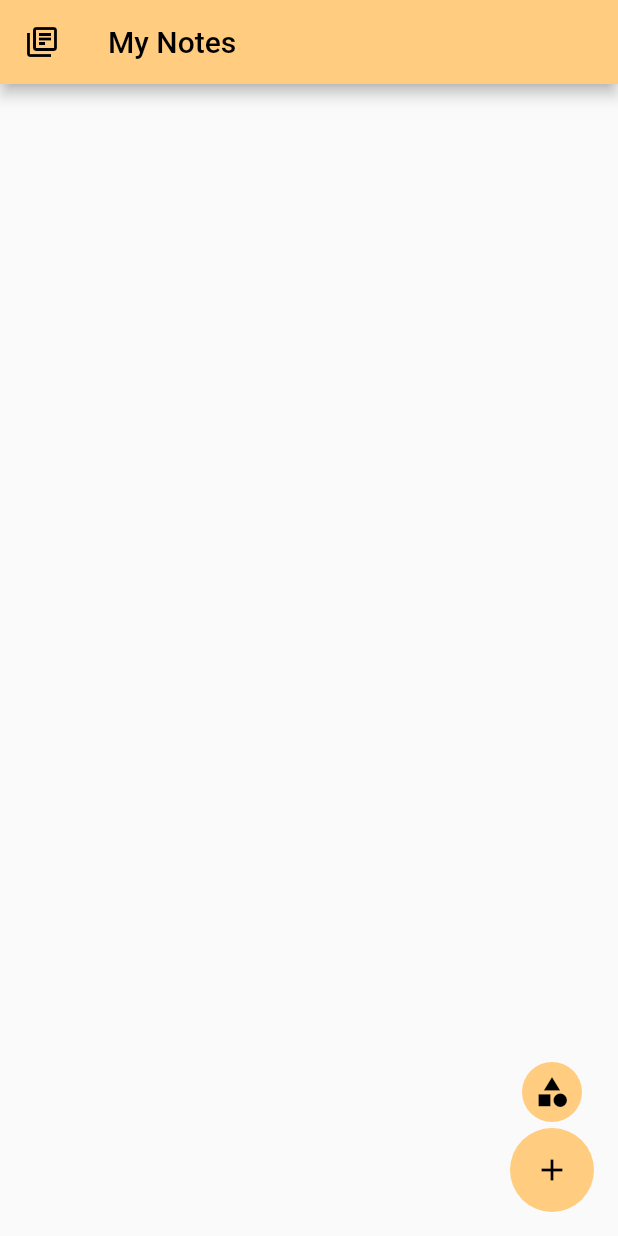
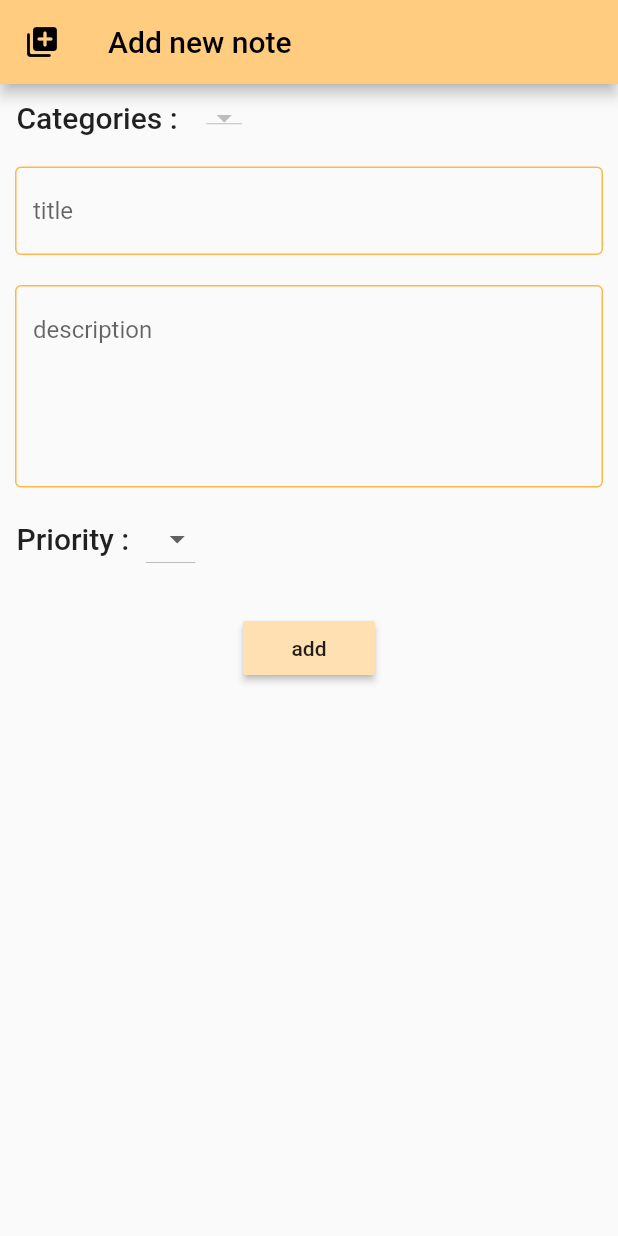
Before and after one commit to tubakocabiyik0/note-app, a Flutter app: the screen it shows after launch, after a tap on the "add" icon, on a phone screen of 412 x 824 dp. Run offline on Flutter 3.47's test engine with Material 2 defaults, Android fonts, the phone set to English and light mode, and no system bars; our stand-ins replace sqflite; accounts and stored records are empty.

Commit message:
new note add page created

```diff
--- a/lib/Model/notes.dart
+++ b/lib/Model/notes.dart
@@ -48,7 +48,7 @@ class Notes{
     Map map= new Map<String,dynamic>();
     map['notesTitle']=_title;
     map['notesId']=_id;
-    map['notesDesc']=_desc;
+    map['noteDesc']=_desc;
     map['priority']=_priority;
     map['date']=_date;
     map['categoryId']=_categoryId;
@@ -58,7 +58,7 @@ class Notes{
    Notes.fromMap(Map<String,dynamic> map){
    this._id=map['notesId'];
    this._title=map['notesTitle'];
-   this._desc=map['notesDesc'];
+   this._desc=map['noteDesc'];
    this._priority=map['priority'];
    this._date=map['date'];
    this._categoryId=map['categoryId'];
--- a/lib/main.dart
+++ b/lib/main.dart
@@ -1,5 +1,7 @@
 import 'package:flutter/material.dart';
+import 'package:notes_app/pages/category_page.dart';
 import 'package:notes_app/pages/home_page.dart';
+import 'package:notes_app/pages/notadd_page.dart';
 
 void main() {
   runApp(MyApp());
@@ -13,6 +15,7 @@ class MyApp extends StatelessWidget {
        debugShowCheckedModeBanner: false,
        routes: {
          '/HomePage':(contex)=>HomePage(),
+         '/CategoryPage':(contex)=>CategoryPage(),
        },
       initialRoute: '/HomePage',
 
--- a/lib/pages/category_page.dart
+++ b/lib/pages/category_page.dart
@@ -1,16 +1,24 @@
 import 'package:flutter/cupertino.dart';
+import 'package:flutter/material.dart';
 
 class CategoryPage extends StatefulWidget{
   @override
   State<StatefulWidget> createState() {
-    // TODO: implement createState
-    throw UnimplementedError();
+  return StateCategory();
   }
 
 }
 class StateCategory extends State<CategoryPage>{
   @override
   Widget build(BuildContext context) {
+    return Scaffold(
+    appBar:AppBar(
+      backgroundColor: Colors.orange.shade300,
+      title: Text("Category",style: TextStyle(color: Colors.black),),
+      leading: Icon(Icons.category,color: Colors.black,),
+
+    ),
+    );
 
   }
 
--- a/lib/pages/home_page.dart
+++ b/lib/pages/home_page.dart
@@ -1,6 +1,8 @@
 import 'package:flutter/cupertino.dart';
 import 'package:flutter/material.dart';
 import 'package:flutter/rendering.dart';
+import 'package:notes_app/Model/category.dart';
+import 'package:notes_app/pages/notadd_page.dart';
 import 'package:notes_app/utils/db_helper.dart';
 
 class HomePage extends StatefulWidget {
@@ -11,13 +13,33 @@ class HomePage extends StatefulWidget {
 }
 
 class StateHome extends State<HomePage> {
+  var ScaffKey = GlobalKey<ScaffoldState>();
   DatabaseHelper databaseHelper = new DatabaseHelper();
-  TextEditingController text;
+  var text = TextEditingController();
+  List categories;
+
+  @override
+  void initState() {
+    // TODO: implement initState
+    super.initState();
+    categories = new List<Category>();
+    databaseHelper.getAllCategory().then((value) {
+      for(Map getCategory in value ){
+        categories.add(Category.fromMap(getCategory));
+      }
+    });
+
+
+
+  }
 
   @override
   Widget build(BuildContext context) {
     databaseHelper.getAllCategory();
+    var btn1;
+    var btn2;
     return Scaffold(
+      key: ScaffKey,
       appBar: AppBar(
         backgroundColor: Colors.orange.shade200,
         title: Text(
@@ -33,6 +55,7 @@ class StateHome extends State<HomePage> {
         mainAxisAlignment: MainAxisAlignment.end,
         children: [
           FloatingActionButton(
+            heroTag: btn2,
             onPressed: () {
               showDialog(
                   context: context,
@@ -67,7 +90,10 @@ class StateHome extends State<HomePage> {
                                   ),
                                 ),
                                 RaisedButton(
-                                  onPressed: () {},
+                                  onPressed: () {
+                                    categoryAdd(Category(text.text));
+                                    Navigator.pop(context);
+                                  },
                                   color: Colors.orange.shade100,
                                   child: Text("add"),
                                 ),
@@ -87,7 +113,10 @@ class StateHome extends State<HomePage> {
             ),
           ),
           FloatingActionButton(
-            onPressed: () {},
+            heroTag: btn1,
+            onPressed: () {
+              Navigator.push(context,MaterialPageRoute(builder: (context)=>NoteAddPAge("Add new note")));
+            },
             elevation: 0,
             tooltip: "new note",
             backgroundColor: Colors.orange.shade200,
@@ -101,4 +130,19 @@ class StateHome extends State<HomePage> {
       body: Container(),
     );
   }
+
+  void categoryAdd(Category category) async {
+    var addedCategory = await databaseHelper.addCategory(category);
+
+    if (addedCategory > 0) {
+      ScaffKey.currentState.showSnackBar(SnackBar(
+        content: Text("category added"),
+        duration: Duration(seconds: 2),
+      ));
+      setState(() {
+        categories.insert(0, Category.withID(text.text, addedCategory));
+      });
+
+    }
+  }
 }
--- /dev/null
+++ b/lib/pages/notadd_page.dart
@@ -0,0 +1,195 @@
+import 'package:flutter/cupertino.dart';
+import 'package:flutter/material.dart';
+import 'package:notes_app/Model/category.dart';
+import 'package:notes_app/Model/notes.dart';
+import 'package:notes_app/utils/db_helper.dart';
+
+class NoteAddPAge extends StatefulWidget {
+  String barTitle;
+
+  NoteAddPAge(this.barTitle);
+
+  @override
+  State<StatefulWidget> createState() {
+    return StateAdd();
+  }
+}
+
+class StateAdd extends State<NoteAddPAge> {
+  var keyScaff= GlobalKey<ScaffoldState>();
+  DatabaseHelper databaseHelper = new DatabaseHelper();
+  List<Category> categories;
+  int categoryId;
+  int priority;
+  var getTitle = TextEditingController();
+  var getDesc = TextEditingController();
+
+  @override
+  void initState() {
+    // TODO: implement initState
+    super.initState();
+    categories = new List<Category>();
+    databaseHelper.getAllCategory().then((value) {
+      for (Map category in value) {
+        categories.add(Category.fromMap(category));
+      }
+      setState(() {});
+    });
+  }
+
+  @override
+  Widget build(BuildContext context) {
+    return Scaffold(
+      key: keyScaff,
+      resizeToAvoidBottomInset: false,
+      appBar: AppBar(
+        backgroundColor: Colors.orange.shade200,
+        title: Text(
+          widget.barTitle,
+          style: TextStyle(color: Colors.black),
+        ),
+        leading: Icon(
+          Icons.add_to_photos_rounded,
+          color: Colors.black,
+        ),
+      ),
+      body: Column(
+        children: [
+          Row(
+            children: [
+              Padding(
+                padding: const EdgeInsets.all(11.0),
+                child: Text(
+                  "Categories :",
+                  style: TextStyle(fontWeight: FontWeight.w500, fontSize: 20),
+                ),
+              ),
+              Padding(
+                padding: const EdgeInsets.all(8.0),
+                child: DropdownButton(
+                  value: categoryId,
+                  items: getlist(),
+                  onChanged: (value) {
+                    setState(() {
+                      categoryId = value;
+                    });
+                  },
+                ),
+              ),
+            ],
+          ),
+          textformFields(),
+          priorityDrop(),
+          buttons()
+        ],
+      ),
+    );
+  }
+
+  List<DropdownMenuItem> getlist() {
+    return categories
+        .map((e) => DropdownMenuItem<int>(
+              value: e.categoryId,
+              child: Text(e.categoryName),
+            ))
+        .toList();
+  }
+
+  textformFields() {
+    return Form(
+      child: Column(
+        children: [
+          Padding(
+            padding: const EdgeInsets.all(10.0),
+            child: TextFormField(
+              controller: getTitle,
+              decoration: InputDecoration(
+                hintText: "title",
+                enabledBorder: OutlineInputBorder(
+                    borderSide: BorderSide(color: Colors.orange.shade300)),
+                disabledBorder: OutlineInputBorder(
+                    borderSide: BorderSide(color: Colors.orange.shade300)),
+                focusedBorder: OutlineInputBorder(
+                    borderSide: BorderSide(color: Colors.orange.shade300)),
+                border: OutlineInputBorder(
+                    borderRadius: BorderRadius.all(Radius.circular(7))),
+              ),
+            ),
+          ),
+          Padding(
+            padding: const EdgeInsets.all(10.0),
+            child: TextFormField(
+              controller: getDesc,
+              maxLines: 5,
+              textAlignVertical: TextAlignVertical.center,
+              decoration: InputDecoration(
+                hintText: "description",
+                enabledBorder: OutlineInputBorder(
+                    borderSide: BorderSide(color: Colors.orange.shade300)),
+                disabledBorder: OutlineInputBorder(
+                    borderSide: BorderSide(color: Colors.orange.shade300)),
+                focusedBorder: OutlineInputBorder(
+                    borderSide: BorderSide(color: Colors.orange.shade300)),
+                border: OutlineInputBorder(
+                    borderRadius: BorderRadius.all(Radius.circular(7))),
+              ),
+            ),
+          ),
+        ],
+      ),
+    );
+  }
+
+  priorityDrop() {
+    return Row(
+      children: [
+        Padding(
+          padding: const EdgeInsets.all(11.0),
+          child: Text(
+            "Priority :",
+            style: TextStyle(fontWeight: FontWeight.w500, fontSize: 20),
+          ),
+        ),
+        DropdownButton(
+            value: priority,
+            items: priorityList(),
+            onChanged: (value) {
+              setState(() {
+                priority = value;
+              });
+            }),
+      ],
+    );
+  }
+
+  List<DropdownMenuItem> priorityList() {
+    List<DropdownMenuItem> list = new List();
+    for (int i = 1; i < 4; i++) {
+      list.add(DropdownMenuItem(
+        child: Text("$i"),
+        value: i,
+      ));
+    }
+    return list;
+  }
+
+  buttons() {
+    return Padding(
+      padding: const EdgeInsets.all(25.0),
+      child: RaisedButton(
+        onPressed: () {
+          databaseHelper
+              .addNote(Notes(getTitle.text, categoryId, getDesc.text,
+                  DateTime.now().toString(), priority))
+              .then((dataId) {
+            if (dataId > 0) {
+              keyScaff.currentState.showSnackBar(SnackBar(content: Text("note added")));
+            }
+          });
+        },
+        color: Colors.orange.shade100,
+        child: Text("add"),
+      ),
+    );
+  }
+}
```
